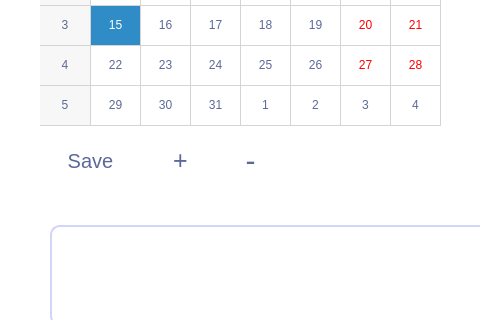
The window that interface.ui (agkittens/To-do-app) describes before a commit, drawn with Qt 5; both pictures show x 0 to 480 and y 205 to 525 of the 1118 by 664 pixel window.
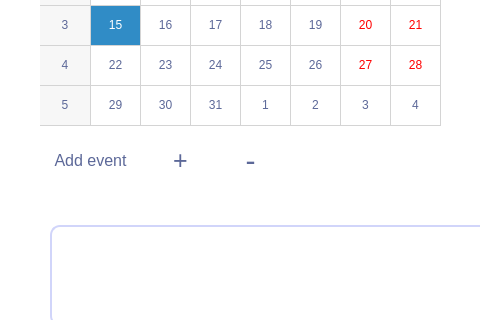
The same window after the commit.

Patch:
```diff
--- a/interface.ui
+++ b/interface.ui
@@ -282,7 +282,7 @@
 
 background-color: white;
 color:#5c6898;
-font:20px;
+font:16px;
 }
 
 QPushButton:hover{
@@ -291,7 +291,7 @@
 </string>
    </property>
    <property name="text">
-    <string>Save</string>
+    <string>Add event</string>
    </property>
   </widget>
   <widget class="QPushButton" name="addButton">
```
Left out of the diff: 2 changed lines with no effect on the pictures.
